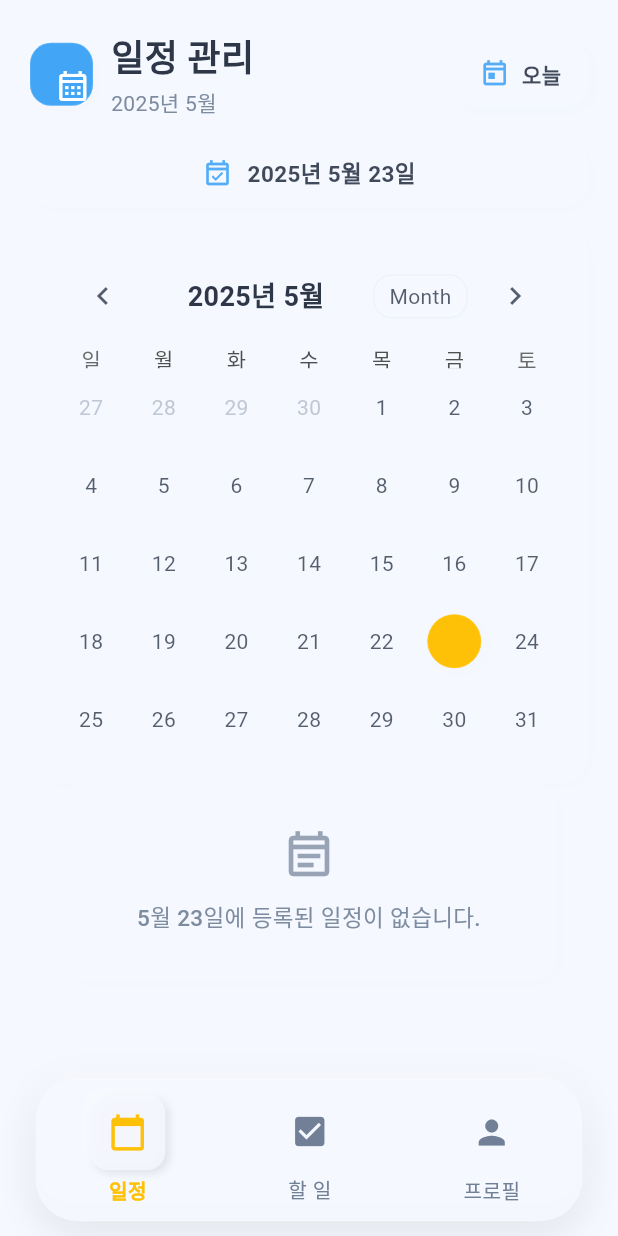
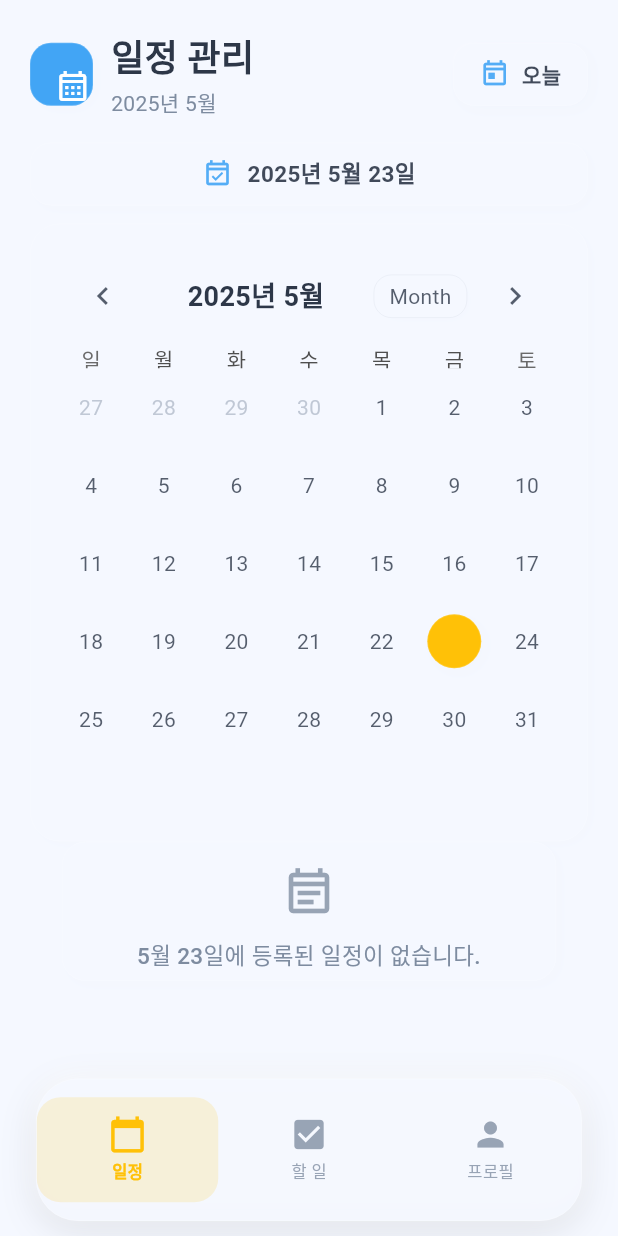
Before and after one commit to dogdogcode/toDo-List, a Flutter app: the screen it shows after launch, on a phone screen of 412 x 824 dp. Run offline on Flutter 3.47's test engine with Material 3 defaults, Android fonts, the phone set to English and light mode, and no system bars; drawn by our look-alikes of table_calendar; our stand-ins replace shared_preferences.

Commit message:
임시저장8

```diff
--- a/lib/main.dart
+++ b/lib/main.dart
@@ -1,5 +1,6 @@
 import 'package:flutter/material.dart';
 import 'package:flutter/services.dart';
+import 'package:intl/date_symbol_data_local.dart'; // 추가된 임포트
 import 'package:provider/provider.dart';
 import 'providers/todo_provider.dart';
 import 'screens/calendar_screen.dart';
@@ -20,6 +21,8 @@ void main() async {
       systemNavigationBarIconBrightness: Brightness.dark,
     ),
   );
+
+  await initializeDateFormatting('ko_KR', null); // 날짜 포맷 초기화 추가
 
   // Provider를 활용한 상태 관리 설정
   runApp(
@@ -215,14 +218,61 @@ class _MainScreenState extends State<MainScreen> with TickerProviderStateMixin {
                   child: Row(
                     mainAxisAlignment: MainAxisAlignment.spaceEvenly,
                     children: List.generate(_navItems.length, (index) {
-                      return SizedBox(
-                        width: itemWidth,
-                        child: Center(
-                          child: _buildNavItem(
-                            _navItems[index]['icon'] as IconData, // Add cast
-                            _navItems[index]['label'] as String, // Add cast
-                            index,
-                            itemWidth * 0.8, // 터치 영역을 아이템 너비의 80%로 제한
+                      return Expanded(
+                        // SizedBox를 Expanded로 변경
+                        child: GestureDetector(
+                          onTap: () => _onItemTapped(index),
+                          child: Container(
+                            padding: const EdgeInsets.symmetric(
+                              vertical: 12,
+                              horizontal: 16,
+                            ), // 패딩 조정
+                            decoration: BoxDecoration(
+                              color:
+                                  _selectedIndex == index
+                                      ? NeumorphicStyles.primaryButtonColor
+                                          .withOpacity(
+                                            // primaryColor를 primaryButtonColor로 변경
+                                            0.15,
+                                          ) // 선택된 탭 배경색 변경
+                                      : Colors.transparent,
+                              borderRadius: BorderRadius.circular(
+                                16,
+                              ), // 둥근 모서리 추가
+                            ),
+                            child: Column(
+                              mainAxisSize: MainAxisSize.min,
+                              mainAxisAlignment: MainAxisAlignment.center,
+                              children: [
+                                Icon(
+                                  _navItems[index]['icon'] as IconData,
+                                  color:
+                                      _selectedIndex == index
+                                          ? NeumorphicStyles
+                                              .primaryButtonColor // primaryColor를 primaryButtonColor로 변경
+                                          : NeumorphicStyles.textLight
+                                              .withOpacity(0.7), // 아이콘 색상 변경
+                                  size: 26, // 아이콘 크기 조정
+                                ),
+                                const SizedBox(height: 4), // 아이콘과 텍스트 간격 조정
+                                Text(
+                                  _navItems[index]['label'] as String,
+                                  style: TextStyle(
+                                    color:
+                                        _selectedIndex == index
+                                            ? NeumorphicStyles
+                                                .primaryButtonColor // primaryColor를 primaryButtonColor로 변경
+                                            : NeumorphicStyles.textLight
+                                                .withOpacity(0.7), // 텍스트 색상 변경
+                                    fontSize: 11, // 폰트 크기 조정
+                                    fontWeight:
+                                        _selectedIndex == index
+                                            ? FontWeight.bold
+                                            : FontWeight.normal, // 선택된 탭 폰트 강조
+                                  ),
+                                ),
+                              ],
+                            ),
                           ),
                         ),
                       );
@@ -237,88 +287,14 @@ class _MainScreenState extends State<MainScreen> with TickerProviderStateMixin {
     );
   }
 
-  Widget _buildNavItem(IconData icon, String label, int index, double width) {
-    return StatefulBuilder(
-      builder: (context, setState) {
-        bool isPressed = false;
-        return SizedBox(
-          width: width,
-          child: GestureDetector(
-            behavior: HitTestBehavior.opaque, // 터치 영역을 시각적 영역으로 제한
-            onTapDown: (_) => setState(() => isPressed = true),
-            onTapUp: (_) {
-              setState(() => isPressed = false);
-              this.setState(() => _selectedIndex = index);
-              _pageController.animateToPage(
-                index,
-                duration: AppConstants.animationDuration,
-                curve: Curves.easeOutQuint,
-              );
-            },
-            onTapCancel: () => setState(() => isPressed = false),
-            child: Column(
-              mainAxisSize: MainAxisSize.min,
-              children: [
-                // 아이콘 버튼
-                Container(
-                  padding: const EdgeInsets.all(12),
-                  decoration: BoxDecoration(
-                    color:
-                        isPressed || _selectedIndex == index
-                            ? NeumorphicStyles.backgroundColor.withOpacity(
-                              0.8,
-                            ) // 0.8 opacity
-                            : Colors.transparent,
-                    borderRadius: BorderRadius.circular(12),
-                    boxShadow:
-                        isPressed || _selectedIndex == index
-                            ? [
-                              BoxShadow(
-                                color: Colors.black.withOpacity(
-                                  0.1,
-                                ), // 0.1 opacity
-                                offset: const Offset(2, 2),
-                                blurRadius: 4,
-                              ),
-                              BoxShadow(
-                                color: Colors.white.withOpacity(
-                                  0.5,
-                                ), // 0.5 opacity
-                                offset: const Offset(-2, -2),
-                                blurRadius: 4,
-                              ),
-                            ]
-                            : null,
-                  ),
-                  child: Icon(
-                    icon,
-                    color:
-                        _selectedIndex == index
-                            ? NeumorphicStyles.primaryButtonColor
-                            : NeumorphicStyles.textLight,
-                    size: 26,
-                  ),
-                ),
-                const SizedBox(height: 4),
-                Text(
-                  label,
-                  style: TextStyle(
-                    fontSize: 13.5,
-                    fontWeight:
-                        _selectedIndex == index
-                            ? FontWeight.bold
-                            : FontWeight.normal,
-                    color:
-                        _selectedIndex == index
-                            ? NeumorphicStyles.primaryButtonColor
-                            : NeumorphicStyles.textLight,
-                  ),
-                ),
-              ],
-            ),
-          ),
-        );
-      },
+  void _onItemTapped(int index) {
+    setState(() {
+      _selectedIndex = index;
+    });
+    _pageController.animateToPage(
+      index,
+      duration: AppConstants.animationDuration,
+      curve: Curves.easeOutQuint,
     );
   }
 }
--- a/lib/screens/calendar_screen.dart
+++ b/lib/screens/calendar_screen.dart
@@ -74,7 +74,13 @@ class _CalendarScreenState extends State<CalendarScreen> {
                 _buildHeader(),
 
                 // 캘린더
-                _buildCalendar(todoProvider),
+                Container(
+                  // TableCalendar를 Container로 감싸서 높이 제한
+                  height:
+                      MediaQuery.of(context).size.height *
+                      0.5, // 화면 높이의 50%로 제한
+                  child: _buildCalendar(todoProvider),
+                ),
 
                 // 선택한 날짜의 할 일 목록
                 Expanded(child: _buildEventList(todoProvider)),
--- a/lib/screens/profile_screen.dart
+++ b/lib/screens/profile_screen.dart
@@ -44,7 +44,6 @@ class ProfileScreen extends StatelessWidget {
                     opacity: 0.92,
                   ),
                   padding: const EdgeInsets.all(16),
-                  child: IntrinsicHeight(
                   child: Row(
                     children: [
                       Container(
@@ -99,14 +98,17 @@ class ProfileScreen extends StatelessWidget {
                   ),
                 ),
               ),
-              ),
               const SizedBox(height: 30),
               Padding(
                 padding: const EdgeInsets.symmetric(horizontal: 20),
                 child: NeumorphicContainer(
+                  height: 180, // 충분한 높이 지정
+                  width: double.infinity, // 전체 너비 사용
+                  color: NeumorphicStyles.backgroundColor.withOpacity(
+                    0.8,
+                  ), // 반투명 뉴모피즘 배경
                   padding: const EdgeInsets.symmetric(vertical: 15),
                   borderRadius: 20,
-                  child: IntrinsicHeight(
                   child: Column(
                     mainAxisSize: MainAxisSize.min,
                     children: [
@@ -163,7 +165,6 @@ class ProfileScreen extends StatelessWidget {
                         ),
                       ),
                     ],
-                    ),
                   ),
                 ),
               ),
--- a/lib/utils/neumorphic_styles.dart
+++ b/lib/utils/neumorphic_styles.dart
@@ -154,8 +154,8 @@ class NeumorphicContainer extends StatelessWidget {
   final Widget child;
   final EdgeInsetsGeometry? margin;
   final EdgeInsetsGeometry padding;
-  final double width;
-  final double height;
+  final double? width; // null 허용으로 변경
+  final double? height; // null 허용으로 변경
   final Color color;
   final double borderRadius;
   final bool isPressed;
@@ -167,8 +167,8 @@ class NeumorphicContainer extends StatelessWidget {
     required this.child,
     this.margin,
     this.padding = const EdgeInsets.all(16.0),
-    this.width = double.infinity,
-    this.height = 100.0,
+    this.width, // 기본 null로 설정
+    this.height, // 기본 null로 설정
     this.color = NeumorphicStyles.backgroundColor,
     this.borderRadius = 16.0,
     this.isPressed = false,
```
Lines whose indentation alone changed are shown as unchanged.
